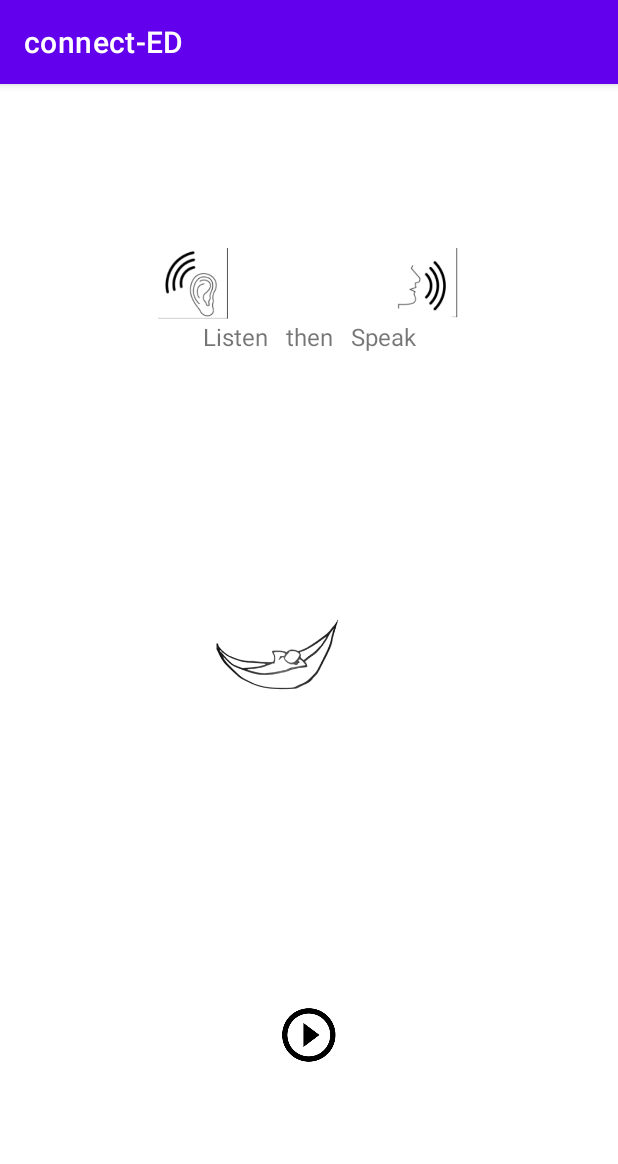
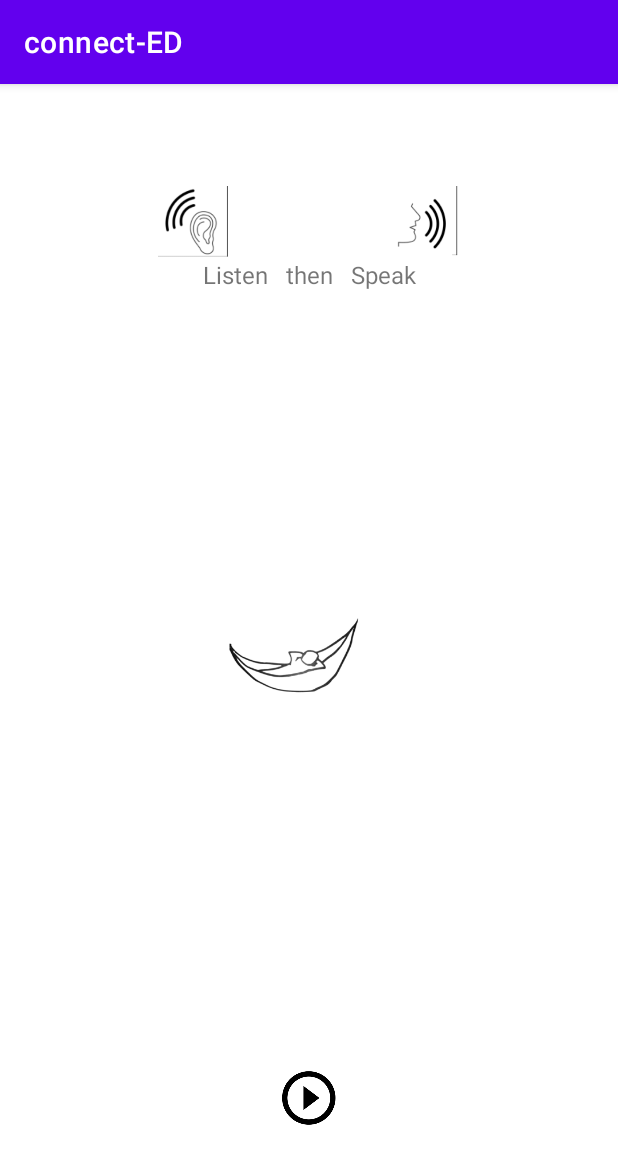
Before and after one commit to saintbrendan/ConnectEd, an Android app: the FlashcardActivity screen opened directly, with no data from a screen before it, on a phone screen of 412 x 824 dp. Shown: the top 1164 px of the screen. Run offline under Robolectric (Android 15) with nearby library versions, the phone set to English and light mode, and no system bars; 6 statements that could not run were skipped.

Commit message:
Center and size flashcard images, add congratulations pages

```diff
--- a/app/src/main/AndroidManifest.xml
+++ b/app/src/main/AndroidManifest.xml
@@ -9,6 +9,9 @@
         android:roundIcon="@mipmap/ic_launcher_round"
         android:supportsRtl="true"
         android:theme="@style/Theme.ConnectEd">
+        <activity
+            android:name=".FlashcardCongratulations"
+            android:exported="false" />
         <activity
             android:name=".ListeningActivity"
             android:exported="true" />
@@ -34,4 +37,5 @@
             </intent-filter>
         </activity>
     </application>
+
 </manifest>
--- a/app/src/main/java/app/connected/connect_ed/FlashcardActivity.kt
+++ b/app/src/main/java/app/connected/connect_ed/FlashcardActivity.kt
@@ -13,21 +13,6 @@ const val EXTRA_WORDLIST = "com.example.mergeded.WORDLIST"
 const val EXTRA_SOUNDLIST = "com.example.mergeded.SOUNDLIST"
 
 class FlashcardActivity : AppCompatActivity() {
-    var imageList = mutableListOf<Int>(
-        R.drawable.image_baseball,
-        R.drawable.rest,
-        R.drawable.climb,
-        R.drawable.argue,
-        R.drawable.cry,
-        R.drawable.dance,
-        R.drawable.dive,
-        R.drawable.exercise,
-        R.drawable.windsurf,
-        R.drawable.walk,
-        R.drawable.write,
-        R.drawable.cook,
-    )
-
     var soundList = mutableListOf<Int>(
         R.raw.rest,
         R.raw.climb,
@@ -42,15 +27,13 @@ class FlashcardActivity : AppCompatActivity() {
         R.raw.cook,
     )
 
-
-
     private var mediaPlayer: MediaPlayer? = null
 
     override fun onCreate(savedInstanceState: Bundle?) {
         super.onCreate(savedInstanceState)
         setContentView(R.layout.activity_flashcard)
 
-        fun getDrawablesList() : List<Int> {
+        fun getDrawablesList(): List<Int> {
             val drawableClass = R.drawable::class
             val instance = drawableClass.constructors.first().call()
             val drawablesList = mutableListOf<Int>()
@@ -59,15 +42,12 @@ class FlashcardActivity : AppCompatActivity() {
                 val word = resources.getResourceEntryName(test)
                 if (word.startsWith("image_", ignoreCase = false)) {
                     drawablesList.add(test)
-                    Log.d("Field Name", word)
                 }
             }
             return drawablesList
         }
+
         var newList = getDrawablesList()
-
-
-
 
         val imageView = findViewById<ImageView>(R.id.imageView)
         val imageArray = intent.getIntArrayExtra(EXTRA_WORDLIST)
--- a/app/src/main/res/layout/activity_flashcard.xml
+++ b/app/src/main/res/layout/activity_flashcard.xml
@@ -9,13 +9,10 @@
     <ImageView
         android:id="@+id/imageView"
         android:layout_width="wrap_content"
-        android:layout_height="233dp"
-        android:layout_gravity="center_horizontal"
+        android:layout_height="400dp"
         android:adjustViewBounds="true"
-        android:scaleType="centerInside"
         app:layout_constraintBottom_toBottomOf="parent"
         app:layout_constraintEnd_toEndOf="parent"
-        app:layout_constraintHorizontal_bias="0.0"
         app:layout_constraintStart_toStartOf="parent"
         app:layout_constraintTop_toTopOf="parent"
         app:layout_constraintVertical_bias="0.498"
--- a/app/src/main/res/values/colors.xml
+++ b/app/src/main/res/values/colors.xml
@@ -10,4 +10,5 @@
     <color name="colorblackTransparent">#7C000000</color>
     <color name="green">#FF00FF00</color>
     <color name="midnight_blue">#FF34015D</color>
+    <color name="maggie_blue">#FF0314B1</color>
 </resources>
```
Also changed, not shown: app/src/main/java/app/connected/connect_ed/FlashcardCongratulations.kt (added, +20 -0 lines), app/src/main/java/app/connected/connect_ed/RightOrWrongActivity.kt (+8 -4 lines), app/src/main/res/layout/activity_flashcard_congratulations.xml (added, +49 -0 lines), app/src/main/res/drawable/image_play_baseball.png (renamed from app/src/main/res/drawable/image_baseball.png).
